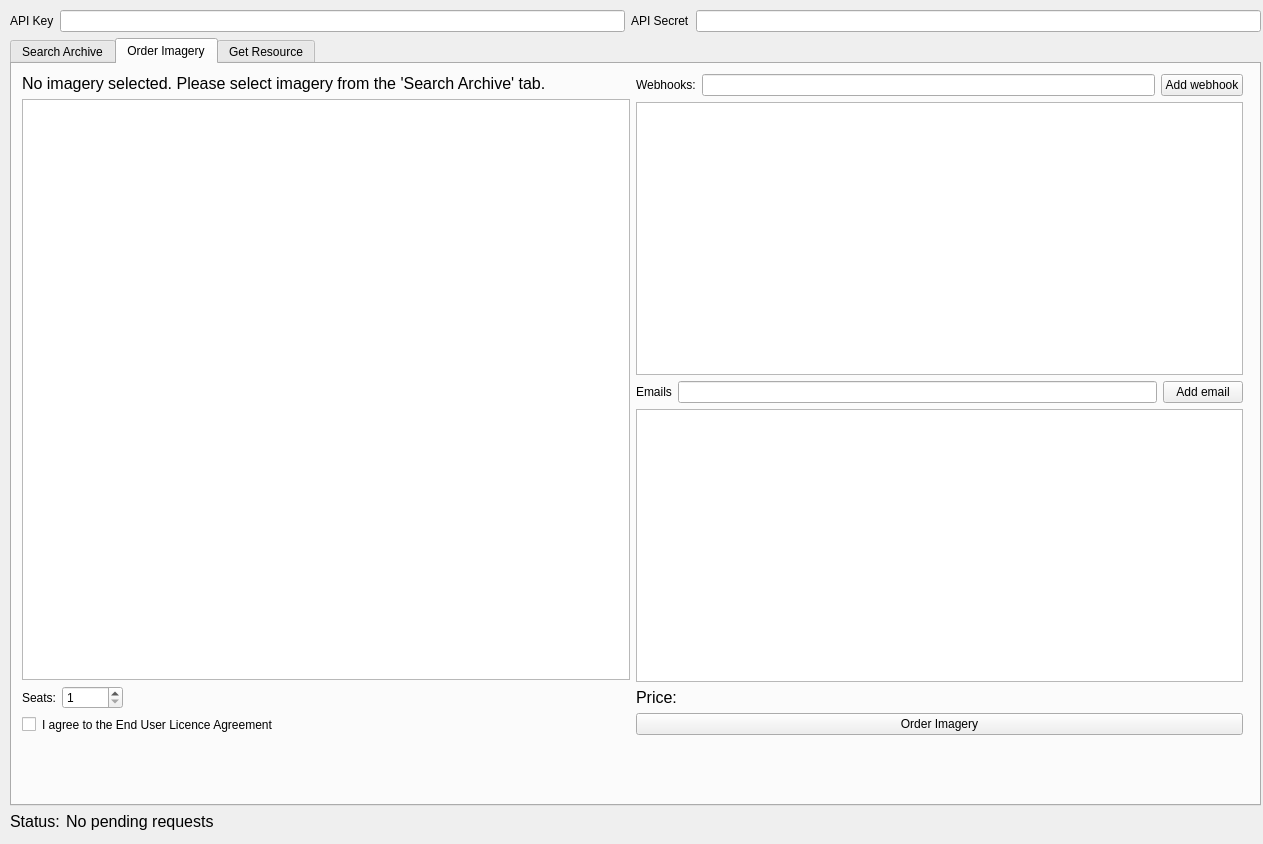
Before: the Qt Designer form arlula_dialog_base.ui in Arlula/qgis-archive-plugin, drawn with Qt 5.
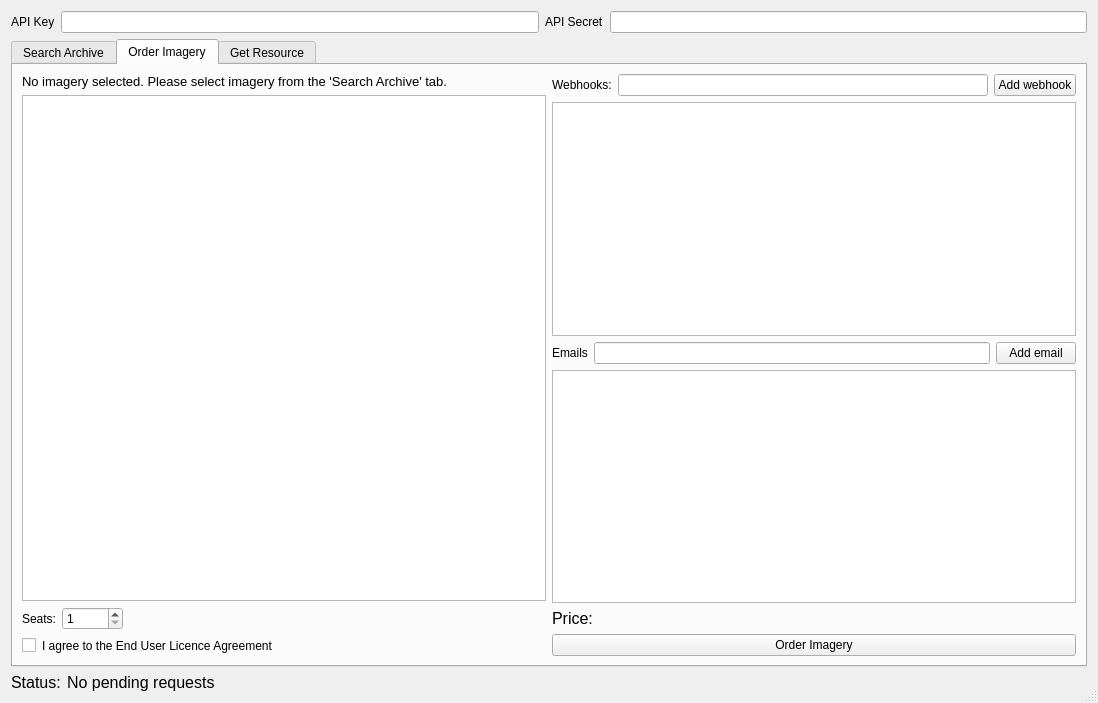
After: the same form once the commit is applied. The open tabs and pages were chosen to show the change. Custom widgets are drawn as their Qt base class.

Commit message: formatted code and finished order form

What changed in the file:
```diff
--- a/arlula_dialog_base.ui
+++ b/arlula_dialog_base.ui
@@ -6,10 +6,16 @@
    <rect>
     <x>0</x>
     <y>0</y>
-    <width>1263</width>
-    <height>844</height>
+    <width>1098</width>
+    <height>703</height>
    </rect>
   </property>
+  <property name="sizePolicy">
+   <sizepolicy hsizetype="Expanding" vsizetype="Expanding">
+    <horstretch>0</horstretch>
+    <verstretch>0</verstretch>
+   </sizepolicy>
+  </property>
   <property name="minimumSize">
    <size>
     <width>0</width>
@@ -19,17 +25,16 @@
   <property name="windowTitle">
    <string>Arlula</string>
   </property>
-  <widget class="QWidget" name="verticalLayoutWidget_2">
-   <property name="geometry">
-    <rect>
-     <x>10</x>
-     <y>10</y>
-     <width>1251</width>
-     <height>821</height>
-    </rect>
-   </property>
-   <layout class="QVBoxLayout" name="verticalLayout_8">
-    <item>
+  <property name="sizeGripEnabled">
+   <bool>true</bool>
+  </property>
+  <property name="modal">
+   <bool>false</bool>
+  </property>
+  <layout class="QGridLayout" name="gridLayout_6">
+   <item row="0" column="0">
+    <layout class="QGridLayout" name="gridLayout_5">
+     <item row="0" column="0">
      <layout class="QHBoxLayout" name="horizontalLayout_5">
       <item>
        <widget class="QLabel" name="label">
@@ -61,26 +66,19 @@
       </item>
      </layout>
     </item>
-    <item>
+     <item row="1" column="0">
      <widget class="QTabWidget" name="tabWidget">
       <property name="currentIndex">
-       <number>1</number>
+        <number>0</number>
       </property>
       <widget class="QWidget" name="tab">
        <attribute name="title">
         <string>Search Archive</string>
        </attribute>
-       <widget class="QWidget" name="verticalLayoutWidget_4">
-        <property name="geometry">
-         <rect>
-          <x>10</x>
-          <y>20</y>
-          <width>1231</width>
-          <height>641</height>
-         </rect>
-        </property>
-        <layout class="QVBoxLayout" name="verticalLayout_5">
-         <item>
+        <layout class="QGridLayout" name="gridLayout_4">
+         <item row="0" column="0">
+          <layout class="QGridLayout" name="gridLayout_3">
+           <item row="0" column="0">
           <layout class="QHBoxLayout" name="horizontalLayout_4">
            <item>
             <layout class="QFormLayout" name="formLayout_2">
@@ -108,8 +106,8 @@
                  <hour>0</hour>
                  <minute>0</minute>
                  <second>0</second>
-                 <year>2020</year>
-                 <month>6</month>
+                   <year>2021</year>
+                   <month>1</month>
                  <day>1</day>
                 </datetime>
                </property>
@@ -164,8 +162,8 @@
                  <hour>0</hour>
                  <minute>0</minute>
                  <second>0</second>
-                 <year>2020</year>
-                 <month>5</month>
+                   <year>2021</year>
+                   <month>1</month>
                  <day>1</day>
                 </datetime>
                </property>
@@ -198,13 +196,6 @@
                    </rect>
                   </property>
                   <layout class="QVBoxLayout" name="verticalLayout_2">
-                   <item>
-                    <widget class="QRadioButton" name="box_btn">
-                     <property name="text">
-                      <string>Bounding Box</string>
-                     </property>
-                    </widget>
-                   </item>
                    <item>
                     <widget class="QRadioButton" name="coord_btn">
                      <property name="text">
@@ -215,6 +206,13 @@
                      </property>
                     </widget>
                    </item>
+                     <item>
+                      <widget class="QRadioButton" name="box_btn">
+                       <property name="text">
+                        <string>Bounding Box</string>
+                       </property>
+                      </widget>
+                     </item>
                   </layout>
                  </widget>
                 </widget>
@@ -414,7 +412,7 @@
            </item>
           </layout>
          </item>
-         <item>
+           <item row="1" column="0">
           <widget class="QTableWidget" name="resultTable">
            <property name="minimumSize">
             <size>
@@ -482,76 +480,45 @@
           </widget>
          </item>
         </layout>
-       </widget>
+         </item>
+        </layout>
       </widget>
       <widget class="QWidget" name="tab_3">
        <attribute name="title">
         <string>Order Imagery</string>
        </attribute>
-       <widget class="QWidget" name="verticalLayoutWidget_6">
-        <property name="geometry">
-         <rect>
-          <x>10</x>
-          <y>10</y>
-          <width>1221</width>
-          <height>661</height>
-         </rect>
-        </property>
+        <layout class="QGridLayout" name="gridLayout_9">
+         <item row="0" column="0">
         <layout class="QVBoxLayout" name="verticalLayout_11">
          <item>
-          <layout class="QHBoxLayout" name="horizontalLayout_9">
-           <item>
-            <layout class="QVBoxLayout" name="verticalLayout_10">
-             <item>
+            <layout class="QGridLayout" name="gridLayout_8">
+             <item row="0" column="0">
+              <layout class="QGridLayout" name="gridLayout_2">
+               <item row="0" column="0">
               <widget class="QLabel" name="orderImgLabel">
+                 <property name="sizePolicy">
+                  <sizepolicy hsizetype="Preferred" vsizetype="Preferred">
+                   <horstretch>0</horstretch>
+                   <verstretch>0</verstretch>
+                  </sizepolicy>
+                 </property>
                <property name="font">
                 <font>
-                 <pointsize>12</pointsize>
+                   <pointsize>10</pointsize>
                 </font>
                </property>
                <property name="text">
                 <string>No imagery selected. Please select imagery from the 'Search Archive' tab.</string>
                </property>
-              </widget>
-             </item>
-             <item>
-              <widget class="QTextBrowser" name="imageDetails"/>
-             </item>
-             <item>
-              <layout class="QHBoxLayout" name="horizontalLayout_13">
-               <item>
-                <widget class="QLabel" name="label_20">
-                 <property name="text">
-                  <string>Seats:</string>
+                 <property name="scaledContents">
+                  <bool>false</bool>
                  </property>
-                </widget>
-               </item>
-               <item>
-                <widget class="QSpinBox" name="seats">
-                 <property name="minimum">
-                  <number>1</number>
+                 <property name="wordWrap">
+                  <bool>true</bool>
                  </property>
-                 <property name="maximum">
-                  <number>99999</number>
-                 </property>
                 </widget>
                </item>
-               <item>
-                <spacer name="horizontalSpacer">
-                 <property name="orientation">
-                  <enum>Qt::Horizontal</enum>
-                 </property>
-                 <property name="sizeHint" stdset="0">
-                  <size>
-                   <width>40</width>
-                   <height>20</height>
-                  </size>
-                 </property>
-                </spacer>
-               </item>
-              </layout>
-             </item>
-             <item>
+               <item row="4" column="0">
               <layout class="QHBoxLayout" name="horizontalLayout_15">
                <item>
                 <widget class="QCheckBox" name="eulaAgree">
@@ -591,11 +558,62 @@
                </item>
               </layout>
              </item>
-            </layout>
+               <item row="3" column="0">
+                <layout class="QHBoxLayout" name="horizontalLayout_13">
+                 <item>
+                  <widget class="QLabel" name="label_20">
+                   <property name="text">
+                    <string>Seats:</string>
+                   </property>
+                  </widget>
            </item>
            <item>
-            <layout class="QVBoxLayout" name="verticalLayout_9">
+                  <widget class="QSpinBox" name="seats">
+                   <property name="minimum">
+                    <number>1</number>
+                   </property>
+                   <property name="maximum">
+                    <number>99999</number>
+                   </property>
+                  </widget>
+                 </item>
              <item>
+                  <spacer name="horizontalSpacer">
+                   <property name="orientation">
+                    <enum>Qt::Horizontal</enum>
+                   </property>
+                   <property name="sizeHint" stdset="0">
+                    <size>
+                     <width>40</width>
+                     <height>20</height>
+                    </size>
+                   </property>
+                  </spacer>
+                 </item>
+                </layout>
+               </item>
+               <item row="1" column="0">
+                <widget class="QTextBrowser" name="imageDetails">
+                 <property name="html">
+                  <string>&lt;!DOCTYPE HTML PUBLIC &quot;-//W3C//DTD HTML 4.0//EN&quot; &quot;http://www.w3.org/TR/REC-html40/strict.dtd&quot;&gt;
+&lt;html&gt;&lt;head&gt;&lt;meta name=&quot;qrichtext&quot; content=&quot;1&quot; /&gt;&lt;style type=&quot;text/css&quot;&gt;
+p, li { white-space: pre-wrap; }
+&lt;/style&gt;&lt;/head&gt;&lt;body style=&quot; font-family:'MS Shell Dlg 2'; font-size:8pt; font-weight:400; font-style:normal;&quot;&gt;
+&lt;p style=&quot;-qt-paragraph-type:empty; margin-top:0px; margin-bottom:0px; margin-left:0px; margin-right:0px; -qt-block-indent:0; text-indent:0px;&quot;&gt;&lt;br /&gt;&lt;/p&gt;&lt;/body&gt;&lt;/html&gt;</string>
+                 </property>
+                 <property name="textInteractionFlags">
+                  <set>Qt::LinksAccessibleByKeyboard|Qt::LinksAccessibleByMouse|Qt::TextBrowserInteraction|Qt::TextSelectableByKeyboard|Qt::TextSelectableByMouse</set>
+                 </property>
+                 <property name="openExternalLinks">
+                  <bool>true</bool>
+                 </property>
+                </widget>
+               </item>
+              </layout>
+             </item>
+             <item row="0" column="1">
+              <layout class="QGridLayout" name="gridLayout_7">
+               <item row="0" column="0">
               <layout class="QHBoxLayout" name="horizontalLayout_11">
                <item>
                 <widget class="QLabel" name="label_18">
@@ -616,10 +634,10 @@
                </item>
               </layout>
              </item>
-             <item>
+               <item row="1" column="0">
               <widget class="QListWidget" name="webhookList"/>
              </item>
-             <item>
+               <item row="2" column="0">
               <layout class="QHBoxLayout" name="horizontalLayout_12">
                <item>
                 <widget class="QLabel" name="label_19">
@@ -640,11 +658,17 @@
                </item>
               </layout>
              </item>
-             <item>
+               <item row="3" column="0">
               <widget class="QListWidget" name="emailList"/>
              </item>
-             <item>
+               <item row="4" column="0">
               <widget class="QLabel" name="price">
+                 <property name="sizePolicy">
+                  <sizepolicy hsizetype="Expanding" vsizetype="Preferred">
+                   <horstretch>0</horstretch>
+                   <verstretch>0</verstretch>
+                  </sizepolicy>
+                 </property>
                <property name="font">
                 <font>
                  <pointsize>12</pointsize>
@@ -655,8 +679,14 @@
                </property>
               </widget>
              </item>
-             <item>
+               <item row="5" column="0">
               <widget class="QPushButton" name="sendOrder">
+                 <property name="sizePolicy">
+                  <sizepolicy hsizetype="Expanding" vsizetype="Fixed">
+                   <horstretch>0</horstretch>
+                   <verstretch>0</verstretch>
+                  </sizepolicy>
+                 </property>
                <property name="text">
                 <string>Order Imagery</string>
                </property>
@@ -667,28 +697,28 @@
           </layout>
          </item>
         </layout>
-       </widget>
+         </item>
+        </layout>
       </widget>
       <widget class="QWidget" name="tab_2">
        <attribute name="title">
         <string>Get Resource</string>
        </attribute>
-       <widget class="QWidget" name="horizontalLayoutWidget">
-        <property name="geometry">
-         <rect>
-          <x>10</x>
-          <y>10</y>
-          <width>1231</width>
-          <height>641</height>
-         </rect>
-        </property>
+        <layout class="QGridLayout" name="gridLayout_10">
+         <item row="0" column="0">
         <layout class="QHBoxLayout" name="horizontalLayout_3">
          <item>
-          <layout class="QVBoxLayout" name="verticalLayout_6">
-           <item>
+            <layout class="QGridLayout" name="gridLayout">
+             <item row="0" column="0">
             <layout class="QHBoxLayout" name="horizontalLayout_6">
              <item>
               <widget class="QLabel" name="label_13">
+                 <property name="sizePolicy">
+                  <sizepolicy hsizetype="Expanding" vsizetype="Preferred">
+                   <horstretch>0</horstretch>
+                   <verstretch>0</verstretch>
+                  </sizepolicy>
+                 </property>
                <property name="text">
                 <string>Available orders:</string>
                </property>
@@ -696,6 +726,12 @@
              </item>
              <item>
               <widget class="QPushButton" name="listButton">
+                 <property name="sizePolicy">
+                  <sizepolicy hsizetype="Expanding" vsizetype="Fixed">
+                   <horstretch>0</horstretch>
+                   <verstretch>0</verstretch>
+                  </sizepolicy>
+                 </property>
                <property name="text">
                 <string>List orders</string>
                </property>
@@ -703,15 +739,21 @@
              </item>
             </layout>
            </item>
-           <item>
+             <item row="1" column="0">
             <widget class="QListWidget" name="orderList">
              <property name="selectionMode">
               <enum>QAbstractItemView::SingleSelection</enum>
              </property>
             </widget>
            </item>
-           <item>
+             <item row="2" column="0">
             <widget class="QPushButton" name="selectOrder">
+               <property name="sizePolicy">
+                <sizepolicy hsizetype="Expanding" vsizetype="Fixed">
+                 <horstretch>0</horstretch>
+                 <verstretch>0</verstretch>
+                </sizepolicy>
+               </property>
              <property name="text">
               <string>List resources from selected order</string>
              </property>
@@ -728,6 +770,12 @@
             <layout class="QHBoxLayout" name="horizontalLayout_8">
              <item>
               <widget class="QLabel" name="label_14">
+                 <property name="sizePolicy">
+                  <sizepolicy hsizetype="Expanding" vsizetype="Preferred">
+                   <horstretch>0</horstretch>
+                   <verstretch>0</verstretch>
+                  </sizepolicy>
+                 </property>
                <property name="text">
                 <string>Order resources:</string>
                </property>
@@ -735,6 +783,12 @@
              </item>
              <item>
               <widget class="QLabel" name="orderLabel">
+                 <property name="sizePolicy">
+                  <sizepolicy hsizetype="Expanding" vsizetype="Preferred">
+                   <horstretch>0</horstretch>
+                   <verstretch>0</verstretch>
+                  </sizepolicy>
+                 </property>
                <property name="text">
                 <string>No order selected</string>
                </property>
@@ -772,6 +826,12 @@
            </item>
            <item>
             <widget class="QPushButton" name="selectResource">
+               <property name="sizePolicy">
+                <sizepolicy hsizetype="Expanding" vsizetype="Fixed">
+                 <horstretch>0</horstretch>
+                 <verstretch>0</verstretch>
+                </sizepolicy>
+               </property>
              <property name="text">
               <string>Download selected resource(s)</string>
              </property>
@@ -779,6 +839,12 @@
            </item>
            <item>
             <widget class="QCheckBox" name="addResource">
+               <property name="sizePolicy">
+                <sizepolicy hsizetype="Expanding" vsizetype="Fixed">
+                 <horstretch>0</horstretch>
+                 <verstretch>0</verstretch>
+                </sizepolicy>
+               </property>
              <property name="text">
               <string>Add relevant filetypes to current QGIS Project as a Layer</string>
              </property>
@@ -800,11 +866,12 @@
           </layout>
          </item>
         </layout>
+         </item>
+        </layout>
        </widget>
       </widget>
-     </widget>
-    </item>
-    <item>
+     </item>
+     <item row="2" column="0">
      <layout class="QHBoxLayout" name="horizontalLayout_10">
       <item>
        <widget class="QLabel" name="label_16">
@@ -826,6 +893,12 @@
       </item>
       <item>
        <widget class="QLabel" name="status">
+         <property name="sizePolicy">
+          <sizepolicy hsizetype="Expanding" vsizetype="Preferred">
+           <horstretch>0</horstretch>
+           <verstretch>0</verstretch>
+          </sizepolicy>
+         </property>
         <property name="font">
          <font>
           <pointsize>12</pointsize>
@@ -839,7 +912,8 @@
      </layout>
     </item>
    </layout>
-  </widget>
+   </item>
+  </layout>
  </widget>
  <customwidgets>
   <customwidget>
```
Lines whose indentation alone changed are shown as unchanged. The commit also changes 2 other files.
